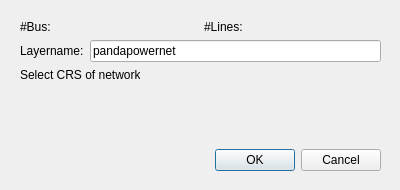
The window that pandapower_import_dialog_base.ui (e2nIEE/pandapower-qgis) describes before a commit, drawn with Qt 5.
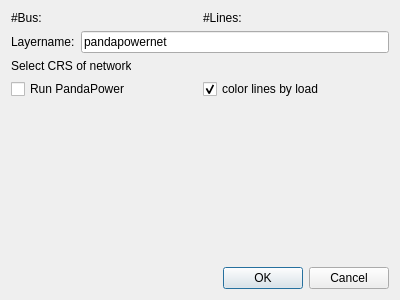
The same window after the commit. Custom widgets are drawn as their Qt base class.

Commit message:
added custom rendering
added gradient rendering
added option to runpp

```diff
--- a/pandapower_import_dialog_base.ui
+++ b/pandapower_import_dialog_base.ui
@@ -7,7 +7,7 @@
     <x>0</x>
     <y>0</y>
     <width>400</width>
-    <height>190</height>
+    <height>300</height>
    </rect>
   </property>
   <property name="windowTitle">
@@ -16,16 +16,7 @@
   <property name="locale">
    <locale language="English" country="Germany"/>
   </property>
-  <widget class="QWidget" name="layoutWidget">
-   <property name="geometry">
-    <rect>
-     <x>20</x>
-     <y>20</y>
-     <width>361</width>
-     <height>151</height>
-    </rect>
-   </property>
-   <layout class="QVBoxLayout" name="verticalLayout">
+  <layout class="QVBoxLayout" name="verticalLayout_2">
     <item>
      <layout class="QHBoxLayout" name="featureCounts">
       <item>
@@ -146,6 +137,27 @@
       </item>
      </layout>
     </item>
+   <item>
+    <layout class="QHBoxLayout" name="checkboxes">
+     <item>
+      <widget class="QCheckBox" name="runpp">
+       <property name="text">
+        <string>Run PandaPower</string>
+       </property>
+      </widget>
+     </item>
+     <item>
+      <widget class="QCheckBox" name="gradRender">
+       <property name="text">
+        <string>color lines by load</string>
+       </property>
+       <property name="checked">
+        <bool>true</bool>
+       </property>
+      </widget>
+     </item>
+    </layout>
+   </item>
     <item>
      <spacer name="verticalSpacer">
       <property name="orientation">
@@ -174,7 +186,6 @@
     </item>
    </layout>
   </widget>
- </widget>
  <customwidgets>
   <customwidget>
    <class>QgsProjectionSelectionWidget</class>
```
Left out of the diff: 1 changed line with no effect on the pictures. Lines whose indentation alone changed are shown as unchanged. The commit also changes 1 other file.
